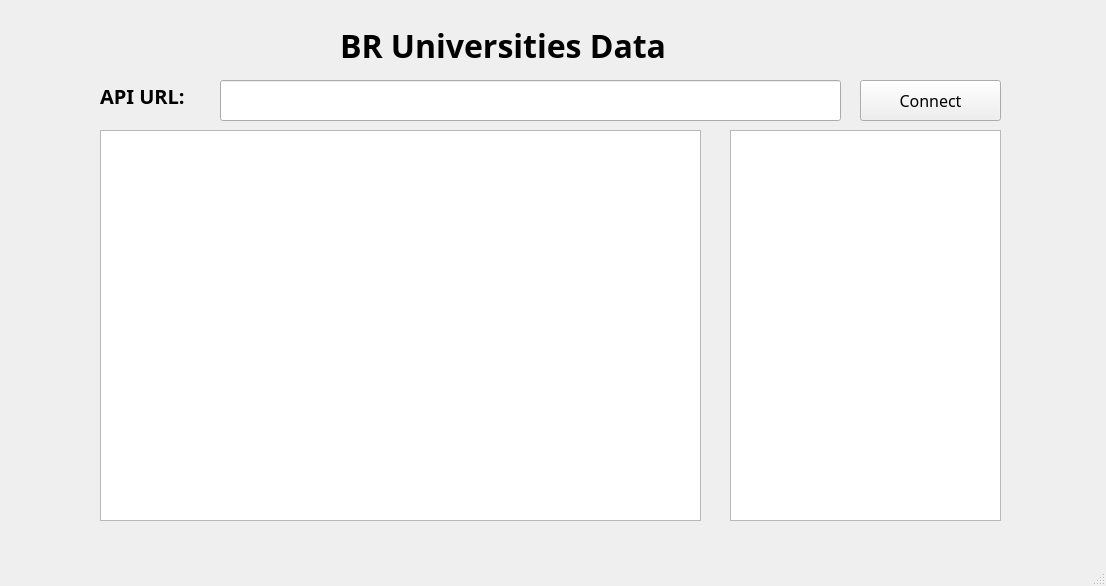
The window that Client/client.ui (xbandrade/university-br-data-api) describes before a commit, drawn with Qt 5.
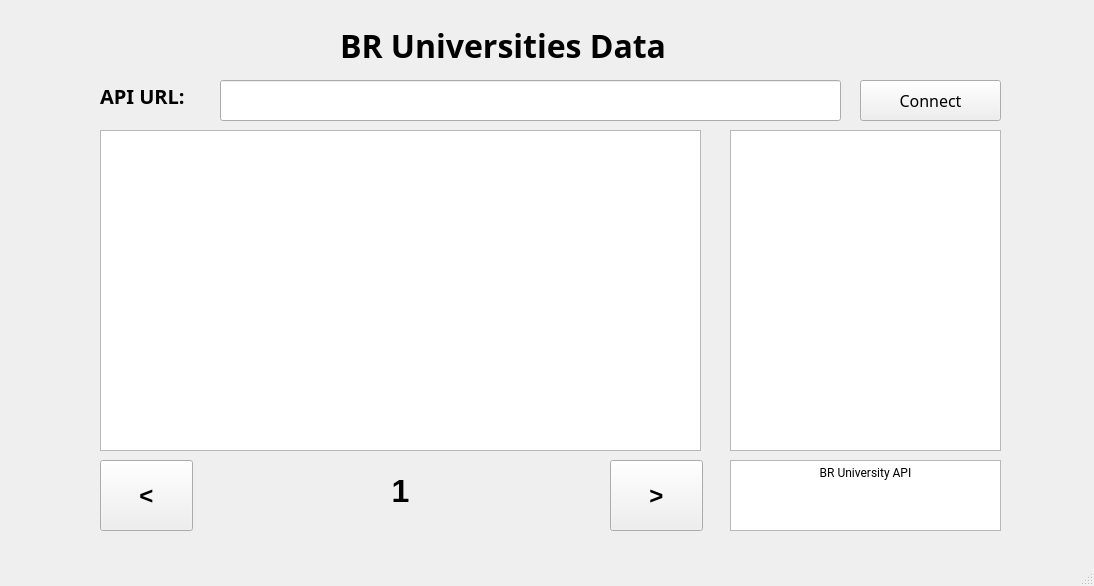
The same window after the commit.

```diff
--- a/Client/client.ui
+++ b/Client/client.ui
@@ -6,7 +6,7 @@
    <rect>
     <x>0</x>
     <y>0</y>
-    <width>1106</width>
+    <width>1094</width>
     <height>586</height>
    </rect>
   </property>
@@ -93,7 +93,7 @@
       <x>100</x>
       <y>130</y>
       <width>601</width>
-      <height>391</height>
+      <height>321</height>
      </rect>
     </property>
    </widget>
@@ -103,7 +103,7 @@
       <x>730</x>
       <y>130</y>
       <width>271</width>
-      <height>391</height>
+      <height>321</height>
      </rect>
     </property>
    </widget>
@@ -128,6 +128,103 @@
      <string>API URL:</string>
     </property>
    </widget>
+   <widget class="QTextEdit" name="textDisplay">
+    <property name="geometry">
+     <rect>
+      <x>730</x>
+      <y>460</y>
+      <width>271</width>
+      <height>71</height>
+     </rect>
+    </property>
+    <property name="font">
+     <font>
+      <family>Roboto</family>
+      <pointsize>8</pointsize>
+      <weight>50</weight>
+      <bold>false</bold>
+     </font>
+    </property>
+    <property name="layoutDirection">
+     <enum>Qt::LeftToRight</enum>
+    </property>
+    <property name="autoFillBackground">
+     <bool>false</bool>
+    </property>
+    <property name="readOnly">
+     <bool>true</bool>
+    </property>
+    <property name="html">
+     <string>&lt;!DOCTYPE HTML PUBLIC &quot;-//W3C//DTD HTML 4.0//EN&quot; &quot;http://www.w3.org/TR/REC-html40/strict.dtd&quot;&gt;
+&lt;html&gt;&lt;head&gt;&lt;meta name=&quot;qrichtext&quot; content=&quot;1&quot; /&gt;&lt;style type=&quot;text/css&quot;&gt;
+p, li { white-space: pre-wrap; }
+&lt;/style&gt;&lt;/head&gt;&lt;body style=&quot; font-family:'Roboto'; font-size:8pt; font-weight:400; font-style:normal;&quot;&gt;
+&lt;p align=&quot;center&quot; style=&quot; margin-top:0px; margin-bottom:0px; margin-left:0px; margin-right:0px; -qt-block-indent:0; text-indent:0px;&quot;&gt;&lt;span style=&quot; font-family:'MS Shell Dlg 2'; font-size:9pt;&quot;&gt;BR University API&lt;/span&gt;&lt;/p&gt;&lt;/body&gt;&lt;/html&gt;</string>
+    </property>
+   </widget>
+   <widget class="QPushButton" name="nextPageButton">
+    <property name="geometry">
+     <rect>
+      <x>610</x>
+      <y>460</y>
+      <width>93</width>
+      <height>71</height>
+     </rect>
+    </property>
+    <property name="font">
+     <font>
+      <pointsize>18</pointsize>
+      <weight>75</weight>
+      <bold>true</bold>
+     </font>
+    </property>
+    <property name="text">
+     <string>&gt;</string>
+    </property>
+   </widget>
+   <widget class="QPushButton" name="previousPageButton">
+    <property name="geometry">
+     <rect>
+      <x>100</x>
+      <y>460</y>
+      <width>93</width>
+      <height>71</height>
+     </rect>
+    </property>
+    <property name="font">
+     <font>
+      <pointsize>18</pointsize>
+      <weight>75</weight>
+      <bold>true</bold>
+     </font>
+    </property>
+    <property name="text">
+     <string>&lt;</string>
+    </property>
+   </widget>
+   <widget class="QLabel" name="pageLabel">
+    <property name="geometry">
+     <rect>
+      <x>350</x>
+      <y>460</y>
+      <width>101</width>
+      <height>61</height>
+     </rect>
+    </property>
+    <property name="font">
+     <font>
+      <pointsize>24</pointsize>
+      <weight>75</weight>
+      <bold>true</bold>
+     </font>
+    </property>
+    <property name="text">
+     <string>1</string>
+    </property>
+    <property name="alignment">
+     <set>Qt::AlignCenter</set>
+    </property>
+   </widget>
   </widget>
   <widget class="QStatusBar" name="statusBar"/>
  </widget>
```
